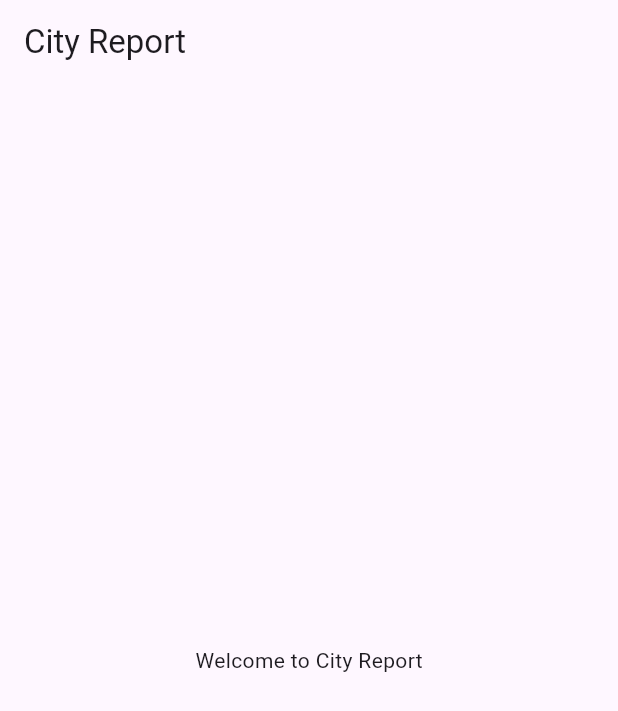
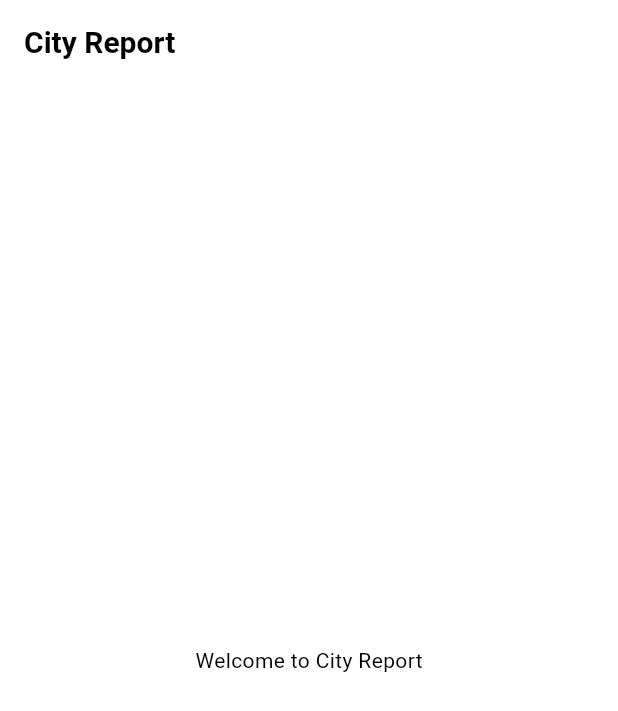
Before and after one commit to SumanRasaili/CityReport-App, a Flutter app: the screen it shows after launch, on a phone screen of 412 x 824 dp. Shown: the top 711 px of the screen. Run offline on Flutter 3.47's test engine with Material 3 defaults, Android fonts, the phone set to English and light mode, and no system bars.

Commit message:
themes defined

```diff
--- /dev/null
+++ b/lib/config/themes.dart
@@ -0,0 +1,25 @@
+import 'package:flutter/material.dart';
+
+class AppThemes {
+  static ThemeData get lightTheme {
+    return ThemeData(
+      useMaterial3: true,
+      colorScheme: const ColorScheme.light(
+        primary: Color(0xFFE8F2FC),
+      ),
+      scaffoldBackgroundColor: Colors.white,
+      appBarTheme: const AppBarTheme(
+        backgroundColor: Colors.white,
+        elevation: 0,
+        iconTheme: IconThemeData(
+          color: Colors.black,
+        ),
+        titleTextStyle: TextStyle(
+          color: Colors.black,
+          fontSize: 20,
+          fontWeight: FontWeight.bold,
+        ),
+      ),
+    );
+  }
+}
--- a/lib/main.dart
+++ b/lib/main.dart
@@ -1,3 +1,4 @@
+import 'package:citytech/config/themes.dart';
 import 'package:citytech/features/presentation/home_screen.dart';
 import 'package:citytech/features/presentation/splash_screen.dart';
 import 'package:flutter/material.dart';
@@ -18,6 +19,7 @@ class MainApp extends StatelessWidget {
         '/': (context) => const SplashScreen(),
         '/home': (context) => const HomeScreen(),
       },
+      theme: AppThemes.lightTheme,
       home: HomeScreen(),
     );
   }
```
